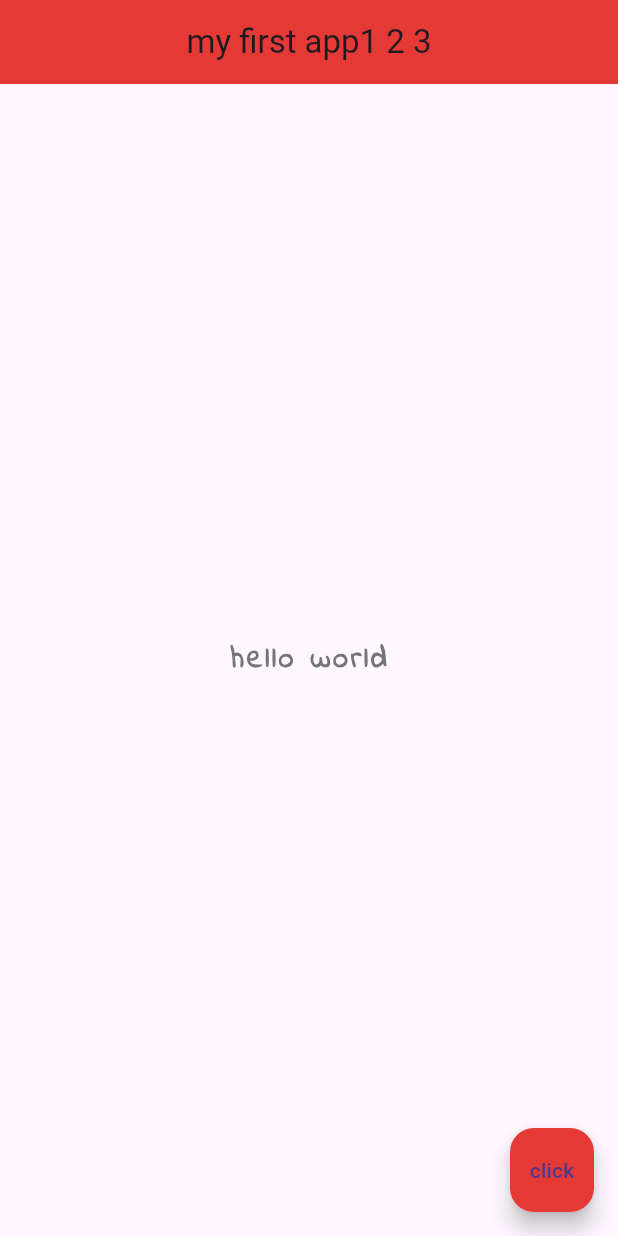
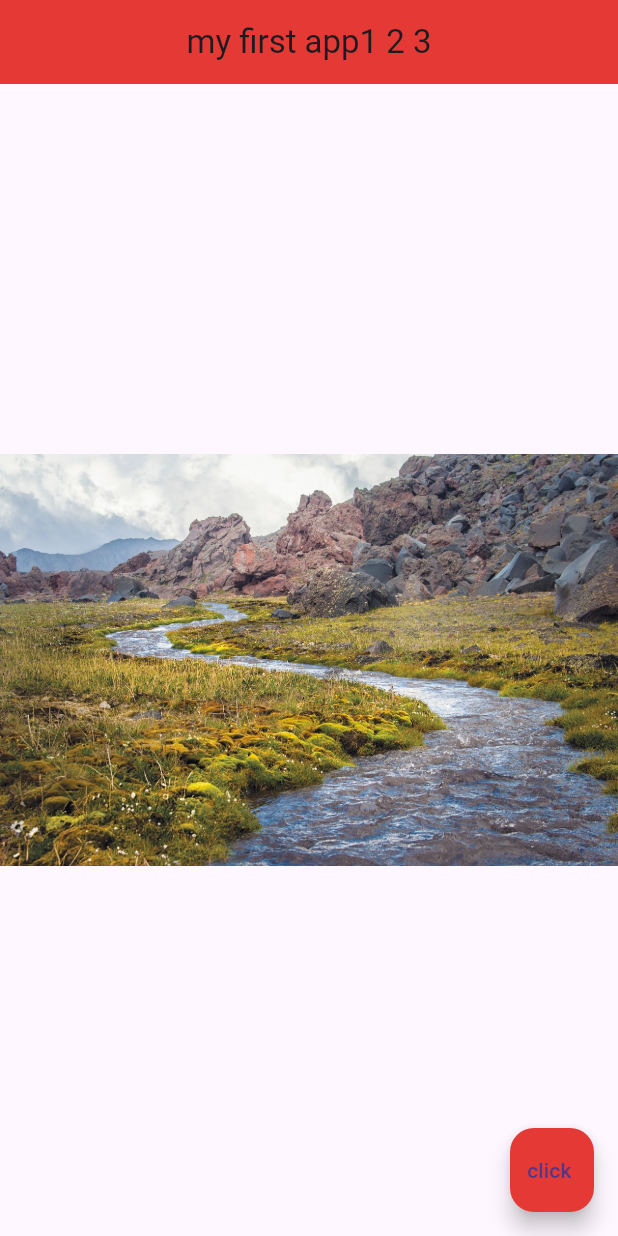
Before and after one commit to AyoubElAchab/learning-dart, a Flutter app: the screen it shows after launch, on a phone screen of 412 x 824 dp. Run offline on Flutter 3.47's test engine with Material 3 defaults, Android fonts, the phone set to English and light mode, and no system bars.

```diff
--- a/lib/main.dart
+++ b/lib/main.dart
@@ -1,31 +1,31 @@
 import 'package:flutter/material.dart';
 
 void main() => runApp(MaterialApp(
-  home: Scaffold(
+  home: Home(),
+));
+
+class Home extends StatelessWidget {
+  const Home({super.key});
+
+  @override
+  Widget build(BuildContext context) {
+    return Scaffold(
       appBar: AppBar(
         title: Text('my first app1 2 3'),
         centerTitle: true,
         backgroundColor : Colors.red[600],
-
       ),
       body: Center(
-      child: Text(
-        'hello world',
-        style : TextStyle(
-          fontSize : 20.0,
-          fontWeight : FontWeight.bold,
-          letterSpacing : 2.0,
-          color : Colors.grey[600],
-          fontFamily : 'IndieFlower',
-        ),
-      ),
+          child: Image.asset('assets/img-2.jpg'),
+          // child: Text('ayoub'),
       ),
       floatingActionButton: FloatingActionButton(
         onPressed: () {
         // Define your onPressed action here
         },
-      child: Text('click'),// Use an Icon widget here
+        child: Text('click '),// Use an Icon widget here
         backgroundColor : Colors.red[600],
       ),
-  ),
-));
+    );
+  }
+}
```
Also changed, not shown: pubspec.yaml (+7 -8 lines), assets/img-2.jpg (added), pubspec.lock. Lines whose indentation alone changed are shown as unchanged.
